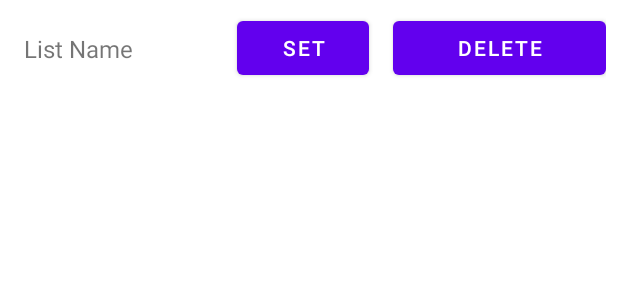
After one commit to donglaiduan/GrocerEase, an Android app: the layout recent_lists_individual_list.xml on its own in the app's theme, with its tools: preview values and no code run, on a phone screen of 412 x 824 dp. The commit adds this screen. Shown: the top 300 px of the screen. Run offline under Robolectric (Android 15) with nearby library versions, the phone set to English and light mode, and no system bars; Roboto replaces fonts that are not available here.

Commit message:
can now view and set recent lists to current

```diff
--- /dev/null
+++ b/app/src/main/res/layout/recent_lists_individual_list.xml
@@ -0,0 +1,50 @@
+<?xml version="1.0" encoding="utf-8"?>
+<androidx.constraintlayout.widget.ConstraintLayout xmlns:android="http://schemas.android.com/apk/res/android"
+    xmlns:app="http://schemas.android.com/apk/res-auto"
+    android:layout_width="match_parent"
+    android:layout_height="wrap_content"
+    android:gravity="center_vertical"
+    android:orientation="horizontal"
+    android:padding="8dp">
+
+    <TextView
+        android:id="@+id/recentListTitle"
+        android:layout_width="0dp"
+        android:layout_height="wrap_content"
+        android:layout_marginStart="8dp"
+        android:text="List Name"
+        android:textSize="16sp"
+        app:layout_constraintStart_toStartOf="parent"
+        app:layout_constraintEnd_toStartOf="@id/recentListSetCurrentButton"
+        app:layout_constraintTop_toTopOf="parent"
+        app:layout_constraintBottom_toBottomOf="parent" />
+
+    <Button
+        android:id="@+id/recentListSetCurrentButton"
+        android:layout_width="wrap_content"
+        android:layout_height="wrap_content"
+        android:layout_marginEnd="8dp"
+        android:text="Set"
+        android:textSize="14sp"
+        android:singleLine="true"
+        android:ellipsize="end"
+        app:layout_constraintStart_toEndOf="@id/recentListTitle"
+        app:layout_constraintEnd_toStartOf="@id/recentListDeleteButton"
+        app:layout_constraintTop_toTopOf="parent"
+        app:layout_constraintBottom_toBottomOf="parent" />
+
+    <Button
+        android:id="@+id/recentListDeleteButton"
+        android:layout_width="0dp"
+        android:layout_height="wrap_content"
+        android:layout_marginStart="8dp"
+        android:text="Delete"
+        android:textSize="14sp"
+        android:singleLine="true"
+        android:ellipsize="end"
+        app:layout_constraintStart_toEndOf="@id/recentListSetCurrentButton"
+        app:layout_constraintEnd_toEndOf="parent"
+        app:layout_constraintTop_toTopOf="parent"
+        app:layout_constraintBottom_toBottomOf="parent"/>
+
+</androidx.constraintlayout.widget.ConstraintLayout>
```
Also changed, not shown: app/src/main/java/com/cs407/grocerease/ui/list/ListFragment.kt (+74 -0 lines), app/src/main/java/com/cs407/grocerease/ui/list/RecentListsPopupView.kt (added, +46 -0 lines), app/src/main/res/layout/recent_lists_popup.xml (added, +20 -0 lines).
